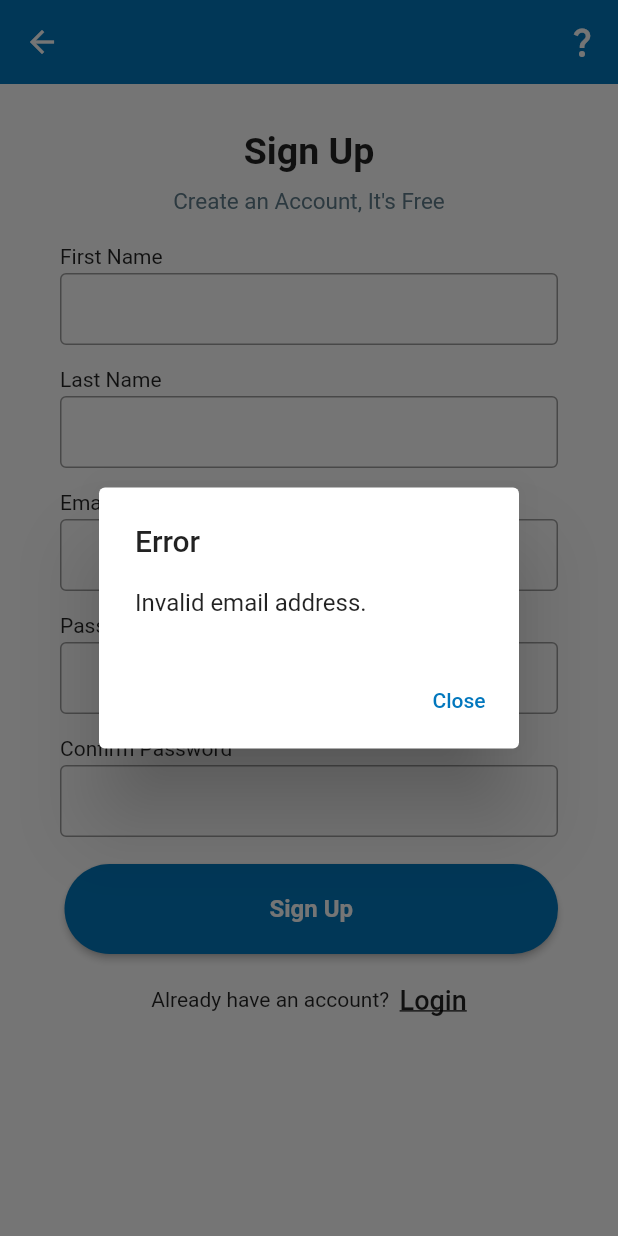
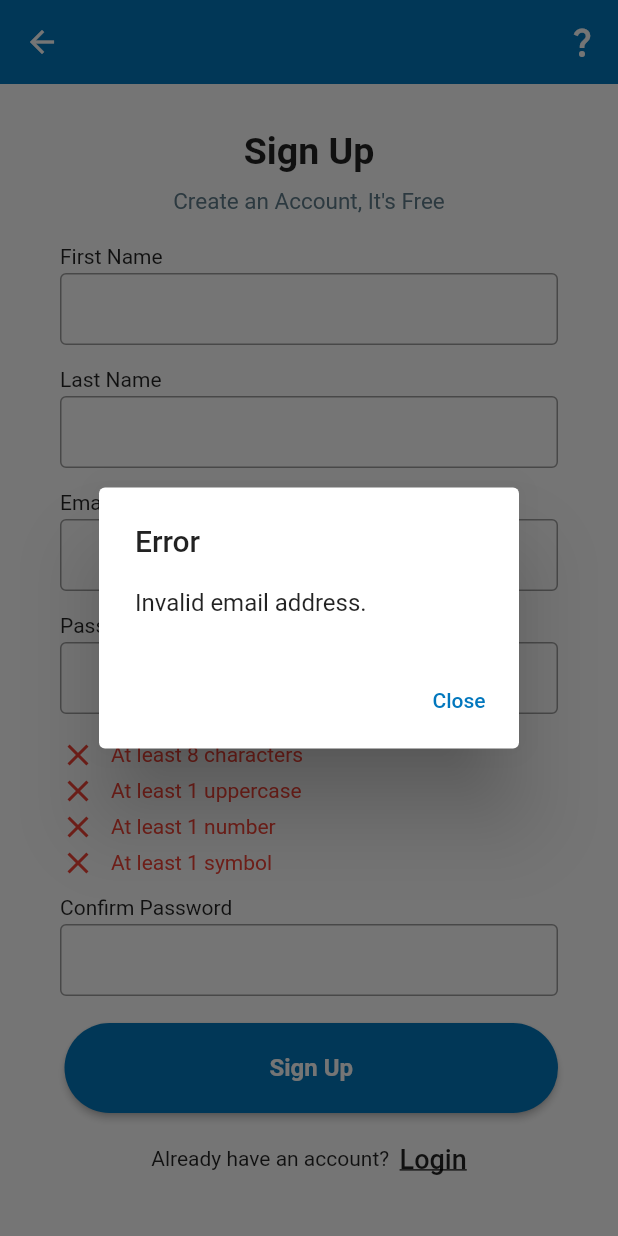
Before and after one commit to cainanmahar/campus_compass, a Flutter app: the SignUpPage screen opened by its route, after a tap on "Sign Up", on a phone screen of 412 x 824 dp. Run offline on Flutter 3.47's test engine with Material 2 defaults, Android fonts, the phone set to English and light mode, and no system bars; our stand-ins replace flutter_map, getwidget, latlong2.

Commit message:
Added functions to display password criteria

```diff
--- a/lib/signup.dart
+++ b/lib/signup.dart
@@ -8,57 +8,6 @@ class SignUpPage extends StatefulWidget {
 }
 
 class _SignUpPageState extends State<SignUpPage> {
-  final TextEditingController firstNameController = TextEditingController();
-  final TextEditingController lastNameController = TextEditingController();
-  final TextEditingController emailController = TextEditingController();
-  final TextEditingController newPWController = TextEditingController();
-  final TextEditingController confirmPWController = TextEditingController();
-
-  // Createria that email must follow
-  bool isEmailValid(String email) {
-    String emailPattern = r'^[\w-]+(\.[\w-]+)*@[\w-]+(\.[\w-]+)*(\.[a-z]{2,})$';
-    RegExp regExp = RegExp(emailPattern);
-
-    return regExp.hasMatch(email);
-  }
-
-  bool sPValid(String password) {
-    // Check password length (at least 8 characters)
-    if (password.length < 8) {
-      return false;
-    }
-    RegExp upperCaseRegExp = RegExp(r'[A-Z]');
-    RegExp lowerCaseRegExp = RegExp(r'[a-z]');
-    RegExp digitRegExp = RegExp(r'[0-9]');
-
-    if (!upperCaseRegExp.hasMatch(password) ||
-        !lowerCaseRegExp.hasMatch(password) ||
-        !digitRegExp.hasMatch(password)) {
-      return false;
-    }
-    return true;
-  }
-
-  void showErrorDialog(BuildContext context, String message) {
-    showDialog(
-      context: context,
-      builder: (BuildContext context) {
-        return AlertDialog(
-          title: const Text('Error'),
-          content: Text(message),
-          actions: <Widget>[
-            TextButton(
-              onPressed: () {
-                Navigator.of(context).pop();
-              },
-              child: const Text('Close'),
-            ),
-          ],
-        );
-      },
-    );
-  }
-
   @override
   Widget build(BuildContext context) {
     return Scaffold(
@@ -89,9 +38,8 @@ class _SignUpPageState extends State<SignUpPage> {
       ),
       body: SafeArea(
         child: SingleChildScrollView(
-        child: SizedBox(
-            height: MediaQuery.of(context).size.height,
-            width: double.infinity,
+          padding:
+              EdgeInsets.only(bottom: MediaQuery.of(context).viewInsets.bottom),
           child: Column(
             children: [
               Column(
@@ -129,14 +77,18 @@ class _SignUpPageState extends State<SignUpPage> {
                             label: "First Name",
                             controller: firstNameController),
                         makeInput(
-                              label: "Last Name",
-                              controller: lastNameController),
-                          makeInput(
-                              label: "Email", controller: emailController),
+                            label: "Last Name", controller: lastNameController),
+                        makeInput(label: "Email", controller: emailController),
                         makeInput(
                           label: "Password",
                           obscureText: true,
-                              controller: newPWController),
+                          controller: newPWController,
+                          onChanged: (value) {
+                            setState(() {});
+                          },
+                        ),
+                        passwordCriteriaWidget(newPWController.text),
+                        const SizedBox(height: 10),
                         makeInput(
                             label: "Confirm Password",
                             obscureText: true,
@@ -159,12 +111,10 @@ class _SignUpPageState extends State<SignUpPage> {
                           String password = newPWController.text;
                           String confirmPassword = confirmPWController.text;
                           if (!isEmailValid(email)) {
-                              showErrorDialog(
-                                  context, 'Invalid email address.');
+                            showErrorDialog(context, 'Invalid email address.');
                             return;
                           } else if (password != confirmPassword) {
-                              showErrorDialog(
-                                  context, 'Passwords do not match.');
+                            showErrorDialog(context, 'Passwords do not match.');
                             return;
                           } else if (!sPValid(password)) {
                             showErrorDialog(context, 'Invalid password.');
@@ -212,14 +162,114 @@ class _SignUpPageState extends State<SignUpPage> {
                 ],
               ),
             ],
-            )),
-      )),
+          ),
+        ),
+      ),
+    );
+  }
+
+  final TextEditingController firstNameController = TextEditingController();
+  final TextEditingController lastNameController = TextEditingController();
+  final TextEditingController emailController = TextEditingController();
+  final TextEditingController newPWController = TextEditingController();
+  final TextEditingController confirmPWController = TextEditingController();
+
+  // Createria that email must follow
+  bool isEmailValid(String email) {
+    String emailPattern = r'^[\w-]+(\.[\w-]+)*@[\w-]+(\.[\w-]+)*(\.[a-z]{2,})$';
+    RegExp regExp = RegExp(emailPattern);
+
+    return regExp.hasMatch(email);
+  }
+
+  bool sPValid(String password) {
+    // Check password length (at least 8 characters)
+    if (password.length < 8) {
+      return false;
+    }
+    RegExp upperCaseRegExp = RegExp(r'[A-Z]');
+    RegExp lowerCaseRegExp = RegExp(r'[a-z]');
+    RegExp digitRegExp = RegExp(r'[0-9]');
+
+    if (!upperCaseRegExp.hasMatch(password) ||
+        !lowerCaseRegExp.hasMatch(password) ||
+        !digitRegExp.hasMatch(password)) {
+      return false;
+    }
+    return true;
+  }
+
+  // Function to show error when user enters invalid info
+  void showErrorDialog(BuildContext context, String message) {
+    showDialog(
+      context: context,
+      builder: (BuildContext context) {
+        return AlertDialog(
+          title: const Text('Error'),
+          content: Text(message),
+          actions: <Widget>[
+            TextButton(
+              onPressed: () {
+                Navigator.of(context).pop();
+              },
+              child: const Text('Close'),
+            ),
+          ],
+        );
+      },
+    );
+  }
+
+  //Method to check if password contains an uppercase letter
+  bool containsUppercase(String password) {
+    return RegExp(r'[A-Z]').hasMatch(password);
+  }
+
+  // Method to check if password contains a number
+  bool containsNumber(String password) {
+    return RegExp(r'[0-9]').hasMatch(password);
+  }
+
+  //Method to check if password contains a symbol
+  bool containsSymbol(String password) {
+    return RegExp(r'[!@#\$%^&*(),.?":{}|<>]').hasMatch(password);
+  }
+
+  // Widget to display password criteria
+  Widget passwordCriteriaWidget(String password) {
+    return Column(
+      children: [
+        criteriaRow('At least 8 characters', password.length >= 8),
+        criteriaRow('At least 1 uppercase', containsUppercase(password)),
+        criteriaRow('At least 1 number', containsNumber(password)),
+        criteriaRow('At least 1 symbol', containsSymbol(password)),
+      ],
+    );
+  }
+
+  // Widget for individual criteria row
+  Widget criteriaRow(String criteria, bool isMet) {
+    return Row(
+      children: [
+        Icon(
+          isMet ? Icons.check : Icons.close,
+          color: isMet ? Colors.green : Colors.red,
+        ),
+        const SizedBox(width: 10),
+        Text(criteria,
+            style: TextStyle(color: isMet ? Colors.green : Colors.red)),
+        const SizedBox(height: 10),
+      ],
     );
   }
 }
 
+// Widget to make input fields
 Widget makeInput(
-    {label, obscureText = false, required TextEditingController controller}) {
+    {label,
+    obscureText = false,
+    required TextEditingController controller,
+    Function(String)? onChanged}) {
   return Column(
     crossAxisAlignment: CrossAxisAlignment.start,
     children: [
@@ -232,6 +282,7 @@ Widget makeInput(
         height: 3,
       ),
       TextField(
+        onChanged: onChanged,
         controller: controller,
         obscureText: obscureText,
         decoration: const InputDecoration(
```
Lines whose indentation alone changed are shown as unchanged.
